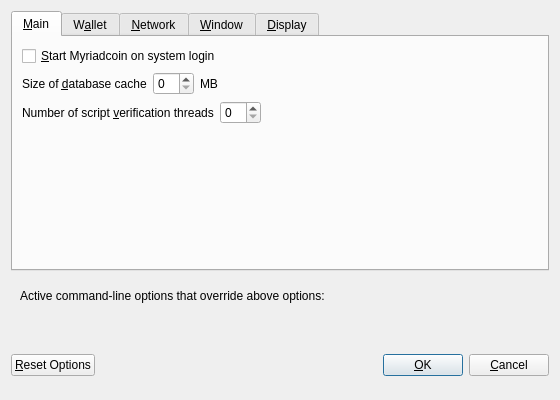
First picture: the form in src/qt/forms/optionsdialog.ui, repository depboy/myriad, before the edit.
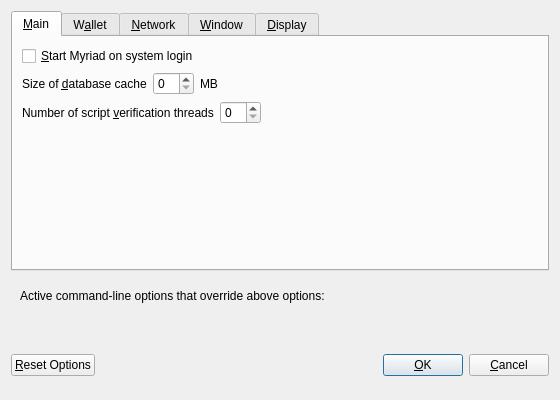
Second picture: the form after the edit. Custom widgets are drawn as their Qt base class.

Diff of the .ui file:
```diff
--- a/src/qt/forms/optionsdialog.ui
+++ b/src/qt/forms/optionsdialog.ui
@@ -33,7 +33,7 @@
           <string>Automatically start Myriadcoin after logging in to the system.</string>
          </property>
          <property name="text">
-          <string>&amp;Start Myriadcoin on system login</string>
+          <string>&amp;Start Myriad on system login</string>
          </property>
         </widget>
        </item>
```
Left out of the diff: 10 changed lines with no effect on the pictures.
